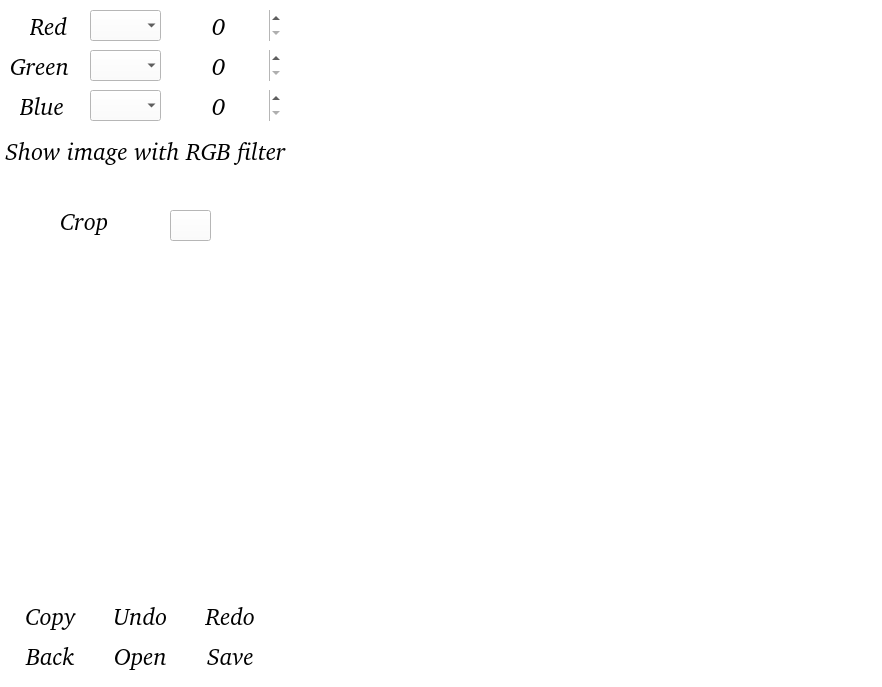
Old version of the form code/GUI/image.ui in the repository Anastasiyabordak/Anadat.
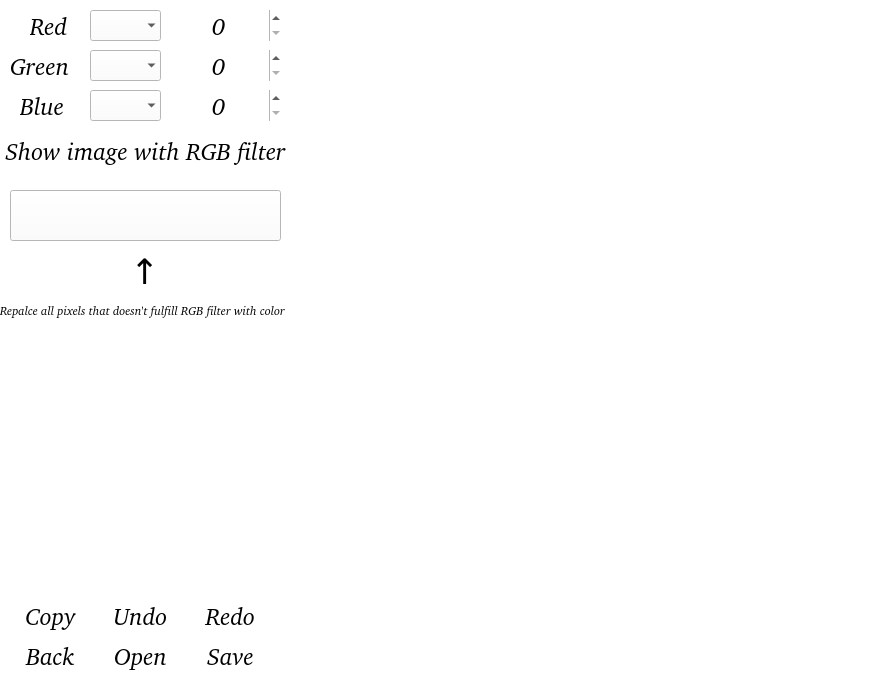
New version of the form.

What changed in the file:
```diff
--- a/code/GUI/image.ui
+++ b/code/GUI/image.ui
@@ -285,10 +285,10 @@
    <widget class="QLabel" name="image">
     <property name="geometry">
      <rect>
-      <x>320</x>
-      <y>10</y>
-      <width>541</width>
-      <height>661</height>
+      <x>310</x>
+      <y>0</y>
+      <width>571</width>
+      <height>681</height>
      </rect>
     </property>
     <property name="text">
@@ -559,10 +559,10 @@
    <widget class="QPushButton" name="colorButton">
     <property name="geometry">
      <rect>
-      <x>170</x>
-      <y>210</y>
-      <width>41</width>
-      <height>31</height>
+      <x>10</x>
+      <y>190</y>
+      <width>271</width>
+      <height>51</height>
      </rect>
     </property>
     <property name="text">
@@ -572,26 +572,6 @@
      <bool>false</bool>
     </property>
    </widget>
-   <widget class="QLabel" name="cropLabel">
-    <property name="geometry">
-     <rect>
-      <x>60</x>
-      <y>200</y>
-      <width>71</width>
-      <height>41</height>
-     </rect>
-    </property>
-    <property name="font">
-     <font>
-      <family>Bitstream Charter</family>
-      <pointsize>18</pointsize>
-      <italic>true</italic>
-     </font>
-    </property>
-    <property name="text">
-     <string>Crop</string>
-    </property>
-   </widget>
    <widget class="QPushButton" name="setRGB">
     <property name="geometry">
      <rect>
@@ -617,6 +597,46 @@
      <bool>true</bool>
     </property>
    </widget>
+   <widget class="QLabel" name="greenLabel_2">
+    <property name="geometry">
+     <rect>
+      <x>0</x>
+      <y>300</y>
+      <width>291</width>
+      <height>21</height>
+     </rect>
+    </property>
+    <property name="font">
+     <font>
+      <family>Bitstream Charter</family>
+      <pointsize>9</pointsize>
+      <italic>true</italic>
+     </font>
+    </property>
+    <property name="text">
+     <string>Repalce all pixels that doesn't fulfill RGB filter with color</string>
+    </property>
+   </widget>
+   <widget class="QLabel" name="arrowLabel">
+    <property name="geometry">
+     <rect>
+      <x>130</x>
+      <y>250</y>
+      <width>61</width>
+      <height>41</height>
+     </rect>
+    </property>
+    <property name="font">
+     <font>
+      <family>Bitstream Charter</family>
+      <pointsize>26</pointsize>
+      <italic>true</italic>
+     </font>
+    </property>
+    <property name="text">
+     <string>↑</string>
+    </property>
+   </widget>
   </widget>
  </widget>
  <resources/>
```
